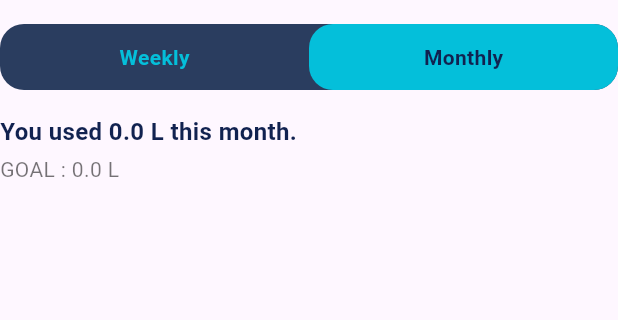
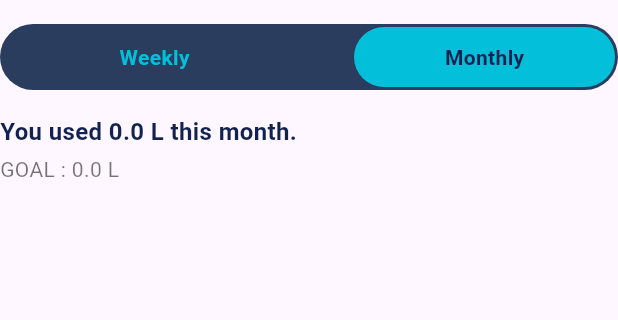
Before and after one commit to gonulgulsen/water_wise, a Flutter app: the UsageHeader widget shown alone on an empty page, opened directly with empty values, on a phone screen of 412 x 824 dp, the part 105-425 px from its top. Run offline on Flutter 3.47's test engine with Material 3 defaults, Android fonts, the phone set to English and light mode, and no system bars; our stand-ins replace cloud_firestore, firebase_auth, firebase_core, fl_chart, flutter_speed_dial, lottie; accounts and stored records are empty.

Commit message:
The toogle button has been changed to a sliding fee

```diff
--- a/lib/screens/usage_page.dart
+++ b/lib/screens/usage_page.dart
@@ -268,31 +268,48 @@ class UsageHeader extends StatelessWidget {
         ),
         const SizedBox(height: 16),
         Container(
+          height: 44,
           decoration: BoxDecoration(
             color: const Color(0xFF2A3D5F),
-            borderRadius: BorderRadius.circular(16),
+            borderRadius: BorderRadius.circular(22),
           ),
-          child: Row(
+          child: Stack(
+            children: [
+              AnimatedAlign(
+                alignment:
+                isWeekly ? Alignment.centerLeft : Alignment.centerRight,
+                duration: const Duration(milliseconds: 250),
+                curve: Curves.easeInOut,
+                child: Container(
+                  width: MediaQuery.of(context).size.width / 2 - 32,
+                  margin: const EdgeInsets.all(2),
+                  decoration: BoxDecoration(
+                    color: const Color(0xFF04BFDA),
+                    borderRadius: BorderRadius.circular(22),
+                  ),
+                  alignment: Alignment.center,
+                  child: Text(
+                    isWeekly ? "Weekly" : "Monthly",
+                    style: const TextStyle(
+                      fontWeight: FontWeight.bold,
+                      color: Color(0xFF112250),
+                    ),
+                  ),
+                ),
+              ),
+              Row(
                 children: [
                   Expanded(
                     child: GestureDetector(
                       onTap: () => onToggle(true),
-                  child: Container(
-                    padding: const EdgeInsets.symmetric(vertical: 12),
-                    decoration: BoxDecoration(
-                      color: isWeekly
-                          ? const Color(0xFF04bfda)
-                          : Colors.transparent,
-                      borderRadius: BorderRadius.circular(16),
-                    ),
-                    alignment: Alignment.center,
+                      child: Center(
                         child: Text(
                           "Weekly",
                           style: TextStyle(
+                            fontWeight: FontWeight.bold,
                             color: isWeekly
-                            ? const Color(0xFF112250)
-                            : const Color(0xFF04bfda),
-                        fontWeight: FontWeight.w600,
+                                ? Colors.transparent
+                                : const Color(0xFF04BFDA),
                           ),
                         ),
                       ),
@@ -301,22 +318,14 @@ class UsageHeader extends StatelessWidget {
                   Expanded(
                     child: GestureDetector(
                       onTap: () => onToggle(false),
-                  child: Container(
-                    padding: const EdgeInsets.symmetric(vertical: 12),
-                    decoration: BoxDecoration(
-                      color: !isWeekly
-                          ? const Color(0xFF04bfda)
-                          : Colors.transparent,
-                      borderRadius: BorderRadius.circular(16),
-                    ),
-                    alignment: Alignment.center,
+                      child: Center(
                         child: Text(
                           "Monthly",
                           style: TextStyle(
+                            fontWeight: FontWeight.bold,
                             color: !isWeekly
-                            ? const Color(0xFF112250)
-                            : const Color(0xFF04bfda),
-                        fontWeight: FontWeight.w600,
+                                ? Colors.transparent
+                                : const Color(0xFF04BFDA),
                           ),
                         ),
                       ),
@@ -324,7 +333,10 @@ class UsageHeader extends StatelessWidget {
                   ),
                 ],
               ),
+            ],
           ),
+        ),
+
         const SizedBox(height: 16),
         Text(
           isWeekly
@@ -804,7 +816,6 @@ class _PreviousUsageListState extends State<PreviousUsageList> {
                       child: Column(
                         crossAxisAlignment: CrossAxisAlignment.start,
                         children: [
-                          // Dönem
                           Text(
                             formatPeriod(usage.period),
                             style: const TextStyle(
```
Lines whose indentation alone changed are shown as unchanged.
